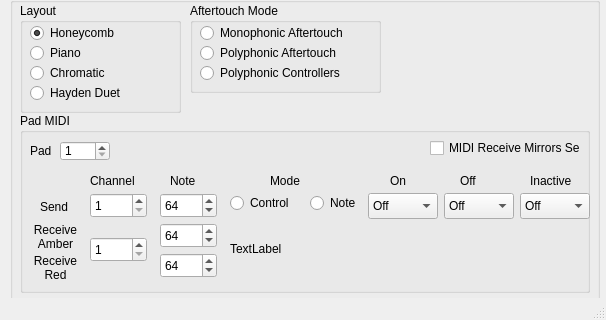
Before: the Qt Designer form MantaMIDI/gui/mainwindow.ui in ssfrr/libmanta, drawn with Qt 5; both pictures show x 0 to 606 and y 433 to 753 of the 606 by 753 pixel window.
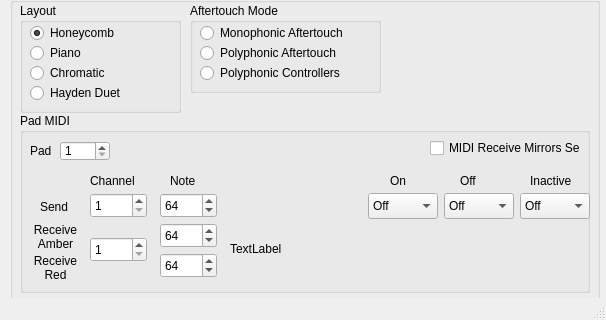
After: the same form once the commit is applied.

Commit message: finished fixing the loading of radio buttons

The edit to the form file:
```diff
--- a/MantaMIDI/gui/mainwindow.ui
+++ b/MantaMIDI/gui/mainwindow.ui
@@ -1058,19 +1058,6 @@
        </property>
       </item>
      </widget>
-     <widget class="QLabel" name="label_18">
-      <property name="geometry">
-       <rect>
-        <x>250</x>
-        <y>60</y>
-        <width>62</width>
-        <height>16</height>
-       </rect>
-      </property>
-      <property name="text">
-       <string>Mode</string>
-      </property>
-     </widget>
      <widget class="QLabel" name="label_19">
       <property name="geometry">
        <rect>
@@ -1084,32 +1071,6 @@
        <string>Channel</string>
       </property>
      </widget>
-     <widget class="QRadioButton" name="padMode_control">
-      <property name="geometry">
-       <rect>
-        <x>210</x>
-        <y>80</y>
-        <width>68</width>
-        <height>20</height>
-       </rect>
-      </property>
-      <property name="text">
-       <string>Control</string>
-      </property>
-     </widget>
-     <widget class="QRadioButton" name="padMode_note">
-      <property name="geometry">
-       <rect>
-        <x>290</x>
-        <y>80</y>
-        <width>55</width>
-        <height>20</height>
-       </rect>
-      </property>
-      <property name="text">
-       <string>Note</string>
-      </property>
-     </widget>
      <widget class="QSpinBox" name="padSelectionSpin">
       <property name="geometry">
        <rect>
```
Left out of the diff: 44 changed lines with no effect on the pictures. The commit also changes 2 other files.
